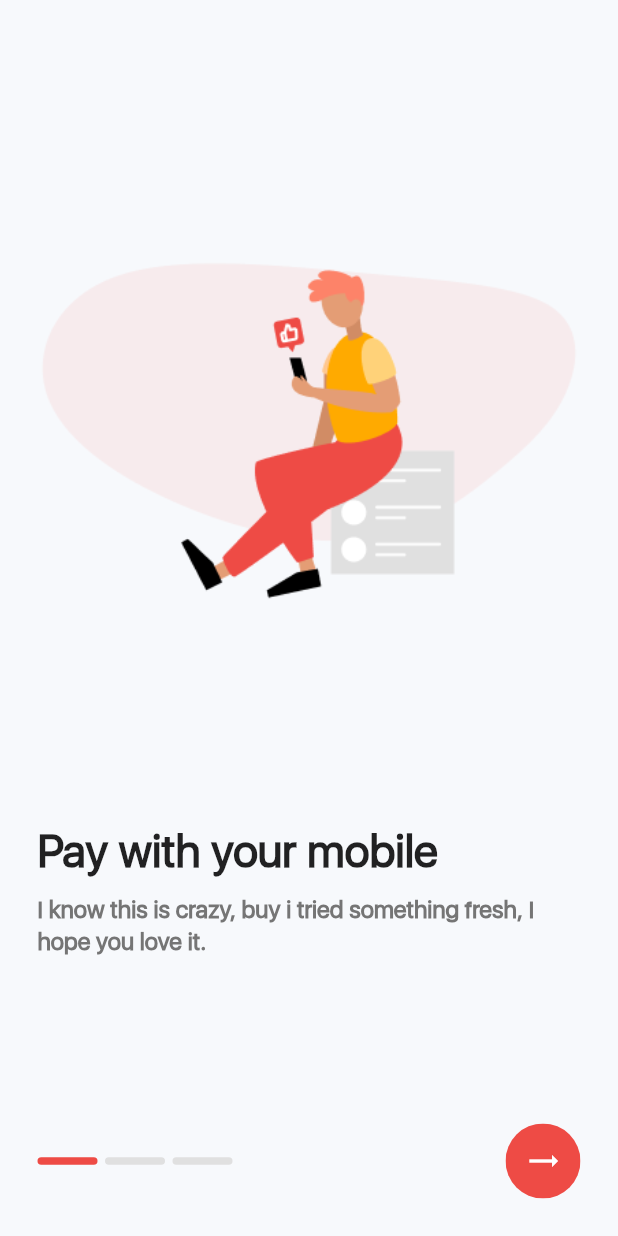
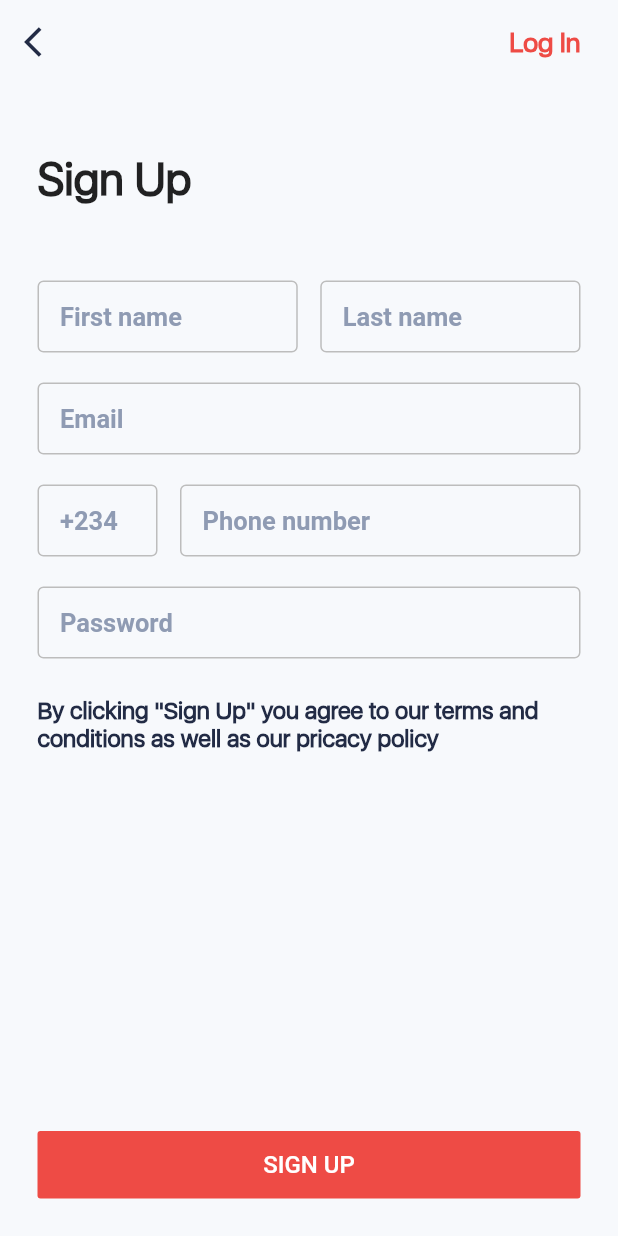
Before and after one commit to olayemii/uberr-ui, a Flutter app: the screen it shows after launch, on a phone screen of 412 x 824 dp. Run offline on Flutter 3.47's test engine with Material 2 defaults, Android fonts, the phone set to English and light mode, and no system bars; project files that could hold a hidden picture were left out.

Commit message:
FEAT: Registration screen

```diff
--- a/lib/main.dart
+++ b/lib/main.dart
@@ -12,7 +12,7 @@ void main() {
         debugShowCheckedModeBanner: false,
         onGenerateRoute: onGenerateRoute,
         theme: ThemeScheme.light(),
-        initialRoute: WalkthroughRoute,
+        initialRoute: RegisterRoute,
       ),
     ),
   );
--- a/lib/router.dart
+++ b/lib/router.dart
@@ -1,10 +1,12 @@
 import 'package:flutter/cupertino.dart';
 import 'package:flutter/material.dart';
+import 'package:uberr/screens/register.dart';
 import 'package:uberr/screens/walkthrough.dart';
 
 // Routes
-const String HomePageRoute = "/";
+// const String HomePageRoute = "/";
 const String WalkthroughRoute = "/";
+const String RegisterRoute = "register";
 
 // Router
 Route<dynamic> onGenerateRoute(RouteSettings settings) {
@@ -12,6 +14,8 @@ Route<dynamic> onGenerateRoute(RouteSettings settings) {
     case WalkthroughRoute:
       return MaterialPageRoute(
           builder: (BuildContext context) => WalkThrough());
+    case RegisterRoute:
+      return MaterialPageRoute(builder: (BuildContext context) => Register());
     default:
       return MaterialPageRoute(
           builder: (BuildContext context) => WalkThrough());
--- /dev/null
+++ b/lib/screens/register.dart
@@ -0,0 +1,135 @@
+import 'package:flutter/material.dart';
+import 'package:uberr/styles/colors.dart';
+import 'package:uberr/widgets/custom_text_form_field.dart';
+
+class Register extends StatelessWidget {
+  @override
+  Widget build(BuildContext context) {
+    final ThemeData _theme = Theme.of(context);
+    return Scaffold(
+      resizeToAvoidBottomPadding: false,
+      appBar: AppBar(
+        backgroundColor: _theme.scaffoldBackgroundColor,
+        automaticallyImplyLeading: false,
+        elevation: 0,
+        leading: IconButton(
+          icon: Icon(Icons.arrow_back_ios),
+          onPressed: () {},
+        ),
+        actions: <Widget>[
+          Container(
+            alignment: Alignment.center,
+            padding: EdgeInsets.only(right: 25.0),
+            child: Text(
+              "Log In",
+              style: TextStyle(
+                color: _theme.primaryColor,
+                fontSize: 18.0,
+                fontWeight: FontWeight.w700,
+              ),
+            ),
+          ),
+        ],
+      ),
+      body: Container(
+        padding: EdgeInsets.all(25.0),
+        child: Column(
+          children: <Widget>[
+            Expanded(
+              child: Column(
+                crossAxisAlignment: CrossAxisAlignment.start,
+                children: <Widget>[
+                  Container(
+                    padding: EdgeInsets.symmetric(vertical: 20.0),
+                    child: Text(
+                      "Sign Up",
+                      style: _theme.textTheme.title.merge(
+                        TextStyle(fontSize: 30.0),
+                      ),
+                    ),
+                  ),
+                  SizedBox(
+                    height: 30.0,
+                  ),
+                  _signupForm(),
+                ],
+              ),
+            ),
+            Container(
+              width: MediaQuery.of(context).size.width,
+              height: 45.0,
+              child: FlatButton(
+                color: _theme.primaryColor,
+                onPressed: () {},
+                child: Text(
+                  "SIGN UP",
+                  style: TextStyle(color: Colors.white, fontSize: 16.0),
+                ),
+              ),
+            )
+          ],
+        ),
+      ),
+    );
+  }
+
+  Widget _signupForm() {
+    return Column(
+      children: <Widget>[
+        Row(
+          children: <Widget>[
+            Expanded(
+              child: CustomTextFormField(
+                hintText: "First name",
+              ),
+            ),
+            SizedBox(width: 15.0),
+            Expanded(
+              child: CustomTextFormField(
+                hintText: "Last name",
+              ),
+            )
+          ],
+        ),
+        SizedBox(
+          height: 20.0,
+        ),
+        CustomTextFormField(
+          hintText: "Email",
+        ),
+        SizedBox(
+          height: 20.0,
+        ),
+        Row(
+          children: <Widget>[
+            Container(
+              width: 80.0,
+              child: CustomTextFormField(
+                hintText: "+234",
+              ),
+            ),
+            SizedBox(width: 15.0),
+            Expanded(
+              child: CustomTextFormField(
+                hintText: "Phone number",
+              ),
+            )
+          ],
+        ),
+        SizedBox(
+          height: 20.0,
+        ),
+        CustomTextFormField(
+          hintText: "Password",
+        ),
+        SizedBox(
+          height: 25.0,
+        ),
+        Text(
+          "By clicking \"Sign Up\" you agree to our terms and conditions as well as our pricacy policy",
+          style: TextStyle(fontWeight: FontWeight.bold, color: dbasicDarkColor),
+        )
+      ],
+    );
+  }
+}
--- a/lib/screens/walkthrough.dart
+++ b/lib/screens/walkthrough.dart
@@ -2,7 +2,7 @@ import 'package:flutter/material.dart';
 import 'package:provider/provider.dart';
 import 'package:uberr/providers/walkthrough_provider.dart';
 import 'package:uberr/screens/walkthrough_template.dart';
-import 'package:uberr/widgets/WalkthroughStepper.dart';
+import 'package:uberr/widgets/walkthrough_stepper.dart';
 
 class WalkThrough extends StatelessWidget {
   final PageController _pageViewController = PageController(initialPage: 0);
--- a/lib/styles/theme_data.dart
+++ b/lib/styles/theme_data.dart
@@ -32,6 +32,16 @@ class ThemeScheme {
       primaryColor: dprimaryColor,
       accentColor: dsecondaryColor,
       textTheme: textTheme,
+      appBarTheme: AppBarTheme(
+        iconTheme: IconThemeData(color: Colors.white),
+      ),
+      inputDecorationTheme: InputDecorationTheme(
+        border: OutlineInputBorder(
+          borderSide: BorderSide(
+            color: Colors.grey[400],
+          ),
+        ),
+      ),
     );
   }
 
@@ -42,6 +52,16 @@ class ThemeScheme {
       primaryColor: lprimaryColor,
       accentColor: lsecondaryColor,
       textTheme: textTheme,
+      appBarTheme: AppBarTheme(
+        iconTheme: IconThemeData(color: dbasicDarkColor),
+      ),
+      inputDecorationTheme: InputDecorationTheme(
+        enabledBorder: OutlineInputBorder(
+          borderSide: BorderSide(
+            color: Colors.grey[400],
+          ),
+        ),
+      ),
     );
   }
 }
--- /dev/null
+++ b/lib/widgets/custom_text_form_field.dart
@@ -0,0 +1,26 @@
+import 'package:flutter/material.dart';
+import 'package:uberr/styles/colors.dart';
+
+class CustomTextFormField extends StatelessWidget {
+  final String hintText;
+  CustomTextFormField({@required this.hintText});
+
+  @override
+  Widget build(BuildContext context) {
+    return TextFormField(
+      decoration: InputDecoration(
+        contentPadding: EdgeInsets.symmetric(vertical: 10.0, horizontal: 15.0),
+        focusedBorder: OutlineInputBorder(
+          borderSide: BorderSide(
+            color: Colors.grey[400],
+          ),
+        ),
+        hintText: hintText,
+        hintStyle: TextStyle(
+            fontWeight: FontWeight.bold,
+            fontSize: 17.0,
+            color: dbasicGreyColor),
+      ),
+    );
+  }
+}
```
Also changed, not shown: lib/screens/login.dart (added), lib/widgets/walkthrough_stepper.dart (renamed from lib/widgets/WalkthroughStepper.dart).
